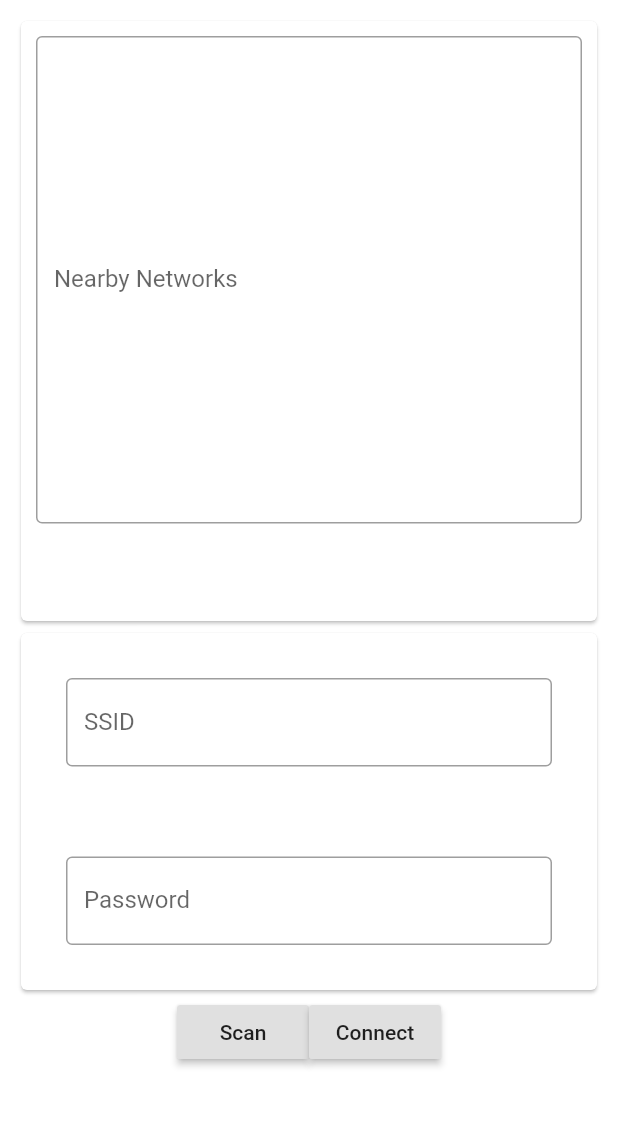
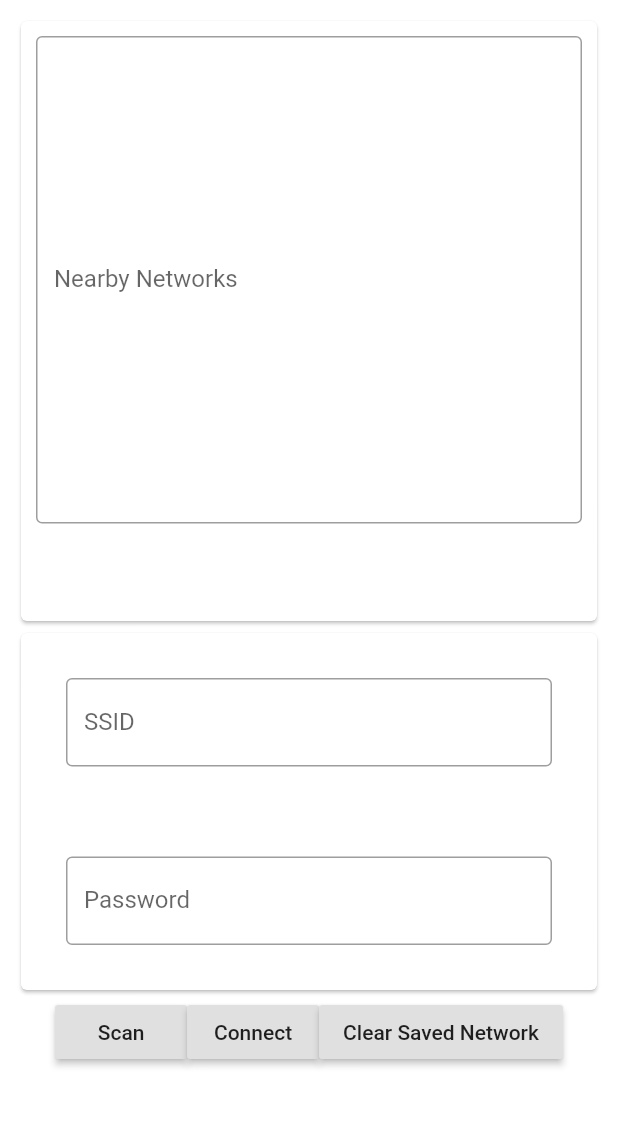
Before and after one commit to Senior-Design-0x07/flutter-frontend, a Flutter app: the WifiPage screen opened by its route, on a phone screen of 412 x 824 dp, the part 90-1218 px from its top. Run offline on Flutter 3.47's test engine with Material 2 defaults, Android fonts, the phone set to English and light mode, and no system bars.

Commit message:
Added another button to clear the wpa_supplicant.conf file in case bad data is persented in there

```diff
--- a/lib/program_manager/program_main_page.dart
+++ b/lib/program_manager/program_main_page.dart
@@ -1,5 +1,5 @@
 import 'package:flutter/material.dart';
-import 'package:hobby_hub_ui/http/http_service.dart';
+import 'package:hobby_hub_ui/services/http_service.dart';
 import 'package:hobby_hub_ui/services/navigation/appBar.dart';
 import 'package:hobby_hub_ui/services/navigation/navDrawer.dart';
 
--- a/lib/wifi/wifi_main_page.dart
+++ b/lib/wifi/wifi_main_page.dart
@@ -14,7 +14,7 @@ class _WifiPageState extends State<WifiPage> {
 
   String ssid = "";
   String password = "";
-  bool buttonPressed = false;
+  bool scanBtn = false;
 
   @override
   Widget build(BuildContext context) {
@@ -36,10 +36,10 @@ class _WifiPageState extends State<WifiPage> {
                     Container(
                       height: 400,
                       width: double.infinity,
-                      child: buttonPressed
+                      child: scanBtn
                           ? FutureBuilder(
                               future: http.getKnownNetworks(
-                                  restURL: 'api/wifi_request'),
+                                  restURL: 'api/wifi_request', cmd: 'scan'),
                               builder: (BuildContext context,
                                   AsyncSnapshot snapshot) {
                                 if (snapshot.hasData) {
@@ -129,7 +129,7 @@ class _WifiPageState extends State<WifiPage> {
                   new Container(
                     child: RaisedButton(
                       onPressed: () {
-                        buttonPressed = true;
+                        scanBtn = true;
                         setState(() {});
                       },
                       child: Text('Scan'),
@@ -146,6 +146,15 @@ class _WifiPageState extends State<WifiPage> {
                       child: Text('Connect'),
                     ),
                   ),
+                  new Container(
+                    child: RaisedButton(
+                      onPressed: () async {
+                        await http.getClearNetwork(
+                            restURL: 'api/wifi_request', cmd: 'clear');
+                      },
+                      child: Text('Clear Saved Network'),
+                    ),
+                  )
                 ],
               ),
             ],
```
Also changed, not shown: lib/http/http_service.dart (deleted, +0 -42 lines), lib/services/http_service.dart (+17 -6 lines).
